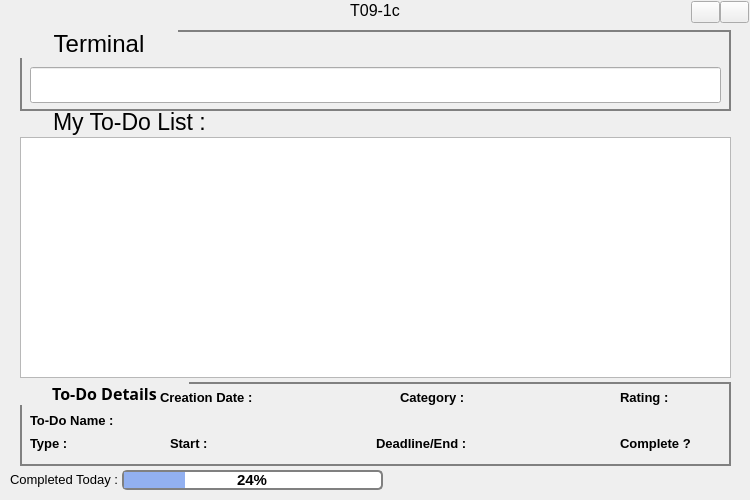
Qt form t01-1c_ui/mainwindow.ui (cs2103aug2014-t09-1c/main) before a commit.
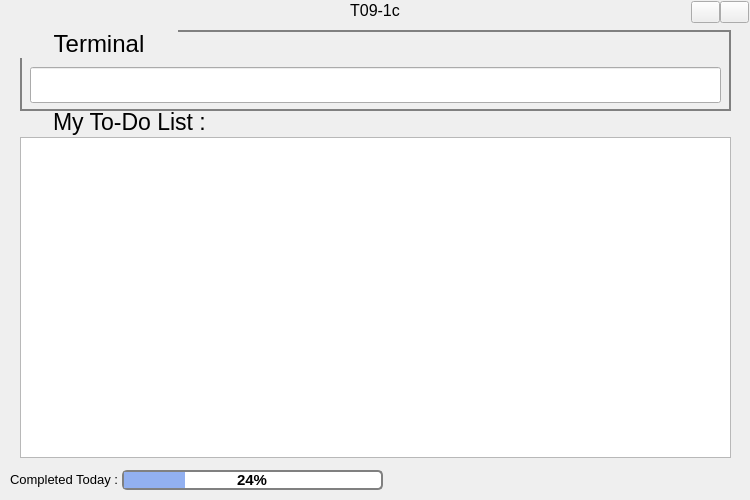
The same form after that commit. Icons and pictures are not drawn. Custom widgets are drawn as their Qt base class.

The edit to the form file:
```diff
--- a/t01-1c_ui/mainwindow.ui
+++ b/t01-1c_ui/mainwindow.ui
@@ -179,7 +179,7 @@
       <x>20</x>
       <y>137</y>
       <width>711</width>
-      <height>241</height>
+      <height>321</height>
      </rect>
     </property>
    </widget>
@@ -253,355 +253,6 @@
      <string/>
     </property>
    </widget>
-   <widget class="QGroupBox" name="detailBox">
-    <property name="geometry">
-     <rect>
-      <x>20</x>
-      <y>382</y>
-      <width>711</width>
-      <height>84</height>
-     </rect>
-    </property>
-    <property name="font">
-     <font>
-      <family>Segoe UI Semibold</family>
-      <pointsize>12</pointsize>
-      <weight>75</weight>
-      <bold>true</bold>
-     </font>
-    </property>
-    <property name="styleSheet">
-     <string notr="true">QGroupBox {border:2px solid gray;}
-QGroupBox::title { 
-     subcontrol-position: top left; /* position at the top left*/ 
-     padding:0 30px;
- } </string>
-    </property>
-    <property name="title">
-     <string>To-Do Details</string>
-    </property>
-    <widget class="QLabel" name="label">
-     <property name="geometry">
-      <rect>
-       <x>140</x>
-       <y>7</y>
-       <width>101</width>
-       <height>17</height>
-      </rect>
-     </property>
-     <property name="font">
-      <font>
-       <family>Segoe UI</family>
-       <pointsize>10</pointsize>
-       <weight>75</weight>
-       <italic>false</italic>
-       <bold>true</bold>
-      </font>
-     </property>
-     <property name="text">
-      <string>Creation Date :</string>
-     </property>
-    </widget>
-    <widget class="QLabel" name="label_2">
-     <property name="geometry">
-      <rect>
-       <x>380</x>
-       <y>7</y>
-       <width>65</width>
-       <height>17</height>
-      </rect>
-     </property>
-     <property name="font">
-      <font>
-       <family>Segoe UI</family>
-       <pointsize>10</pointsize>
-       <weight>75</weight>
-       <bold>true</bold>
-      </font>
-     </property>
-     <property name="text">
-      <string>Category :</string>
-     </property>
-    </widget>
-    <widget class="QLabel" name="label_3">
-     <property name="geometry">
-      <rect>
-       <x>600</x>
-       <y>7</y>
-       <width>51</width>
-       <height>17</height>
-      </rect>
-     </property>
-     <property name="font">
-      <font>
-       <family>Segoe UI</family>
-       <pointsize>10</pointsize>
-       <weight>75</weight>
-       <bold>true</bold>
-      </font>
-     </property>
-     <property name="text">
-      <string>Rating :</string>
-     </property>
-    </widget>
-    <widget class="QLabel" name="label_4">
-     <property name="geometry">
-      <rect>
-       <x>10</x>
-       <y>30</y>
-       <width>91</width>
-       <height>16</height>
-      </rect>
-     </property>
-     <property name="font">
-      <font>
-       <family>Segoe UI</family>
-       <pointsize>10</pointsize>
-       <weight>75</weight>
-       <bold>true</bold>
-      </font>
-     </property>
-     <property name="text">
-      <string>To-Do Name :</string>
-     </property>
-    </widget>
-    <widget class="QLabel" name="label_5">
-     <property name="geometry">
-      <rect>
-       <x>10</x>
-       <y>53</y>
-       <width>41</width>
-       <height>17</height>
-      </rect>
-     </property>
-     <property name="font">
-      <font>
-       <family>Segoe UI</family>
-       <pointsize>10</pointsize>
-       <weight>75</weight>
-       <bold>true</bold>
-      </font>
-     </property>
-     <property name="text">
-      <string>Type :</string>
-     </property>
-    </widget>
-    <widget class="QLabel" name="label_6">
-     <property name="geometry">
-      <rect>
-       <x>150</x>
-       <y>53</y>
-       <width>41</width>
-       <height>17</height>
-      </rect>
-     </property>
-     <property name="font">
-      <font>
-       <family>Segoe UI</family>
-       <pointsize>10</pointsize>
-       <weight>75</weight>
-       <bold>true</bold>
-      </font>
-     </property>
-     <property name="text">
-      <string>Start :</string>
-     </property>
-    </widget>
-    <widget class="QLabel" name="label_7">
-     <property name="geometry">
-      <rect>
-       <x>356</x>
-       <y>53</y>
-       <width>91</width>
-       <height>17</height>
-      </rect>
-     </property>
-     <property name="font">
-      <font>
-       <family>Segoe UI</family>
-       <pointsize>10</pointsize>
-       <weight>75</weight>
-       <bold>true</bold>
-      </font>
-     </property>
-     <property name="text">
-      <string>Deadline/End :</string>
-     </property>
-    </widget>
-    <widget class="QLabel" name="label_8">
-     <property name="geometry">
-      <rect>
-       <x>600</x>
-       <y>53</y>
-       <width>81</width>
-       <height>17</height>
-      </rect>
-     </property>
-     <property name="font">
-      <font>
-       <family>Segoe UI</family>
-       <pointsize>10</pointsize>
-       <weight>75</weight>
-       <bold>true</bold>
-      </font>
-     </property>
-     <property name="text">
-      <string>Complete ?</string>
-     </property>
-    </widget>
-    <widget class="QLabel" name="createDate">
-     <property name="geometry">
-      <rect>
-       <x>235</x>
-       <y>7</y>
-       <width>145</width>
-       <height>17</height>
-      </rect>
-     </property>
-     <property name="font">
-      <font>
-       <family>Segoe UI</family>
-       <pointsize>8</pointsize>
-      </font>
-     </property>
-     <property name="text">
-      <string/>
-     </property>
-    </widget>
-    <widget class="QLabel" name="category">
-     <property name="geometry">
-      <rect>
-       <x>450</x>
-       <y>7</y>
-       <width>131</width>
-       <height>17</height>
-      </rect>
-     </property>
-     <property name="font">
-      <font>
-       <family>Segoe UI</family>
-       <pointsize>10</pointsize>
-      </font>
-     </property>
-     <property name="text">
-      <string/>
-     </property>
-    </widget>
-    <widget class="QLabel" name="rating">
-     <property name="geometry">
-      <rect>
-       <x>650</x>
-       <y>7</y>
-       <width>51</width>
-       <height>17</height>
-      </rect>
-     </property>
-     <property name="font">
-      <font>
-       <family>Segoe UI</family>
-       <pointsize>10</pointsize>
-      </font>
-     </property>
-     <property name="text">
-      <string/>
-     </property>
-    </widget>
-    <widget class="QLabel" name="name">
-     <property name="geometry">
-      <rect>
-       <x>100</x>
-       <y>30</y>
-       <width>591</width>
-       <height>16</height>
-      </rect>
-     </property>
-     <property name="font">
-      <font>
-       <family>Segoe UI</family>
-       <pointsize>10</pointsize>
-      </font>
-     </property>
-     <property name="text">
-      <string/>
-     </property>
-    </widget>
-    <widget class="QLabel" name="type">
-     <property name="geometry">
-      <rect>
-       <x>50</x>
-       <y>53</y>
-       <width>91</width>
-       <height>17</height>
-      </rect>
-     </property>
-     <property name="font">
-      <font>
-       <family>Segoe UI</family>
-       <pointsize>10</pointsize>
-      </font>
-     </property>
-     <property name="text">
-      <string/>
-     </property>
-    </widget>
-    <widget class="QLabel" name="start">
-     <property name="geometry">
-      <rect>
-       <x>192</x>
-       <y>53</y>
-       <width>161</width>
-       <height>17</height>
-      </rect>
-     </property>
-     <property name="font">
-      <font>
-       <family>Segoe UI</family>
-       <pointsize>8</pointsize>
-      </font>
-     </property>
-     <property name="text">
-      <string/>
-     </property>
-    </widget>
-    <widget class="QLabel" name="end">
-     <property name="geometry">
-      <rect>
-       <x>450</x>
-       <y>53</y>
-       <width>151</width>
-       <height>17</height>
-      </rect>
-     </property>
-     <property name="font">
-      <font>
-       <family>Segoe UI</family>
-       <pointsize>8</pointsize>
-      </font>
-     </property>
-     <property name="text">
-      <string/>
-     </property>
-    </widget>
-    <widget class="QLabel" name="complete">
-     <property name="geometry">
-      <rect>
-       <x>675</x>
-       <y>53</y>
-       <width>31</width>
-       <height>17</height>
-      </rect>
-     </property>
-     <property name="font">
-      <font>
-       <family>Segoe UI</family>
-       <pointsize>10</pointsize>
-      </font>
-     </property>
-     <property name="text">
-      <string/>
-     </property>
-    </widget>
-   </widget>
   </widget>
  </widget>
  <layoutdefault spacing="6" margin="11"/>
```
